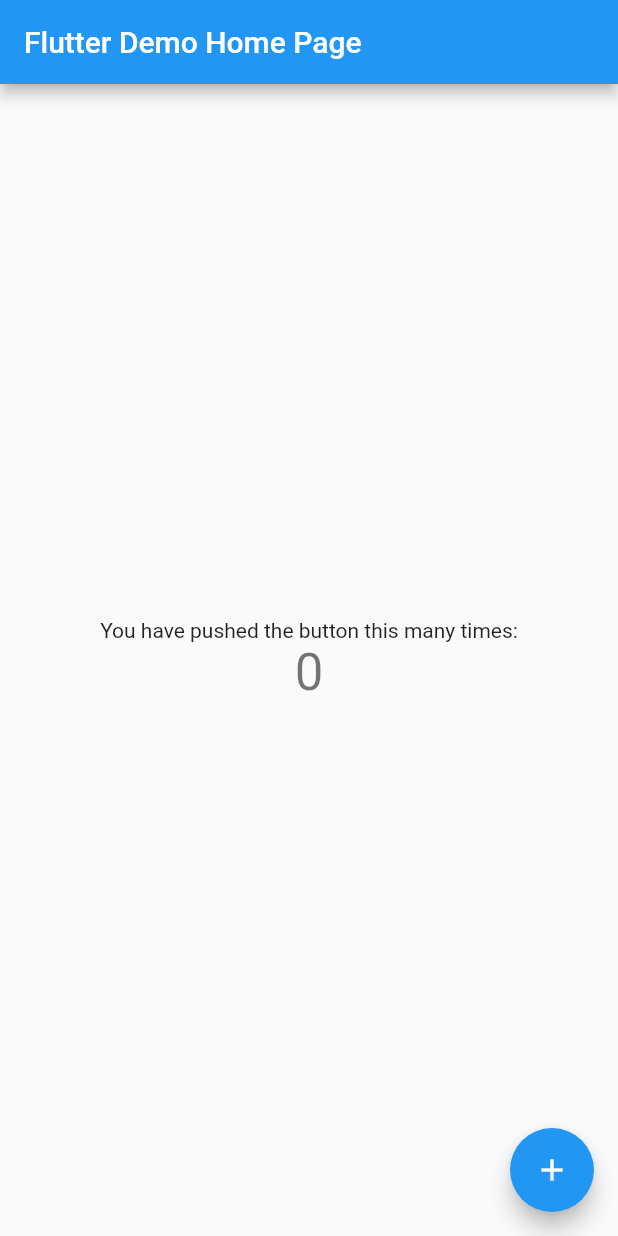
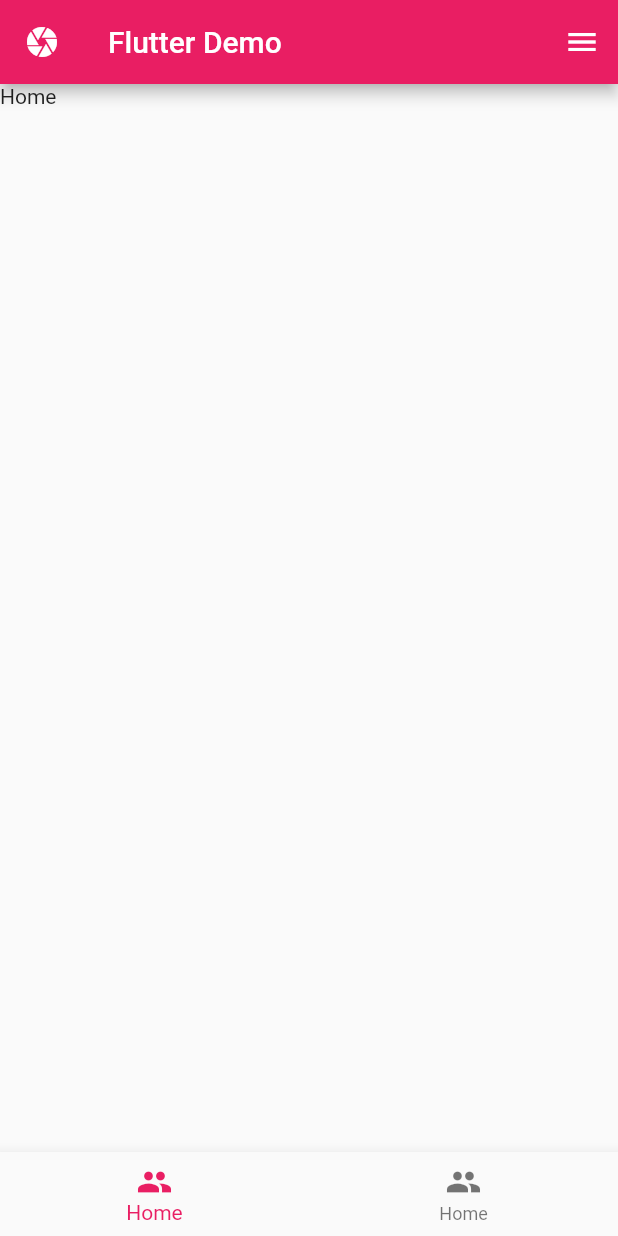
Before and after one commit to Darren-xd/flutter_dome, a Flutter app: the screen it shows after launch, on a phone screen of 412 x 824 dp. Run offline on Flutter 3.47's test engine with Material 2 defaults, Android fonts, the phone set to English and light mode, and no system bars.

Commit message:
基础页面跳转测试

```diff
--- /dev/null
+++ b/lib/home_page.dart
@@ -0,0 +1,56 @@
+import 'package:flutter/material.dart';
+import 'package:flutter_dome/prefile_page.dart';
+
+class HomePage extends StatefulWidget {
+  @override
+  State<StatefulWidget> createState() {
+    return _HomePage();
+  }
+}
+
+class _HomePage extends State<HomePage> {
+  int _selectIndex = 0;
+
+  _bottomChangleIndex(int index) {
+    setState(() {
+      _selectIndex = index;
+    });
+  }
+
+  @override
+  Widget build(BuildContext context) {
+    return Scaffold(
+        appBar: AppBar(
+          title: Text('Flutter Demo'),
+          leading: IconButton(
+            icon: Icon(
+              Icons.camera,
+            ),
+            onPressed: () => {},
+          ),
+          actions: <Widget>[
+            IconButton(
+              icon: Icon(Icons.menu),
+              onPressed: () {
+                Navigator.push(
+                    context,
+                    new MaterialPageRoute(
+                        builder: (context) => new PrefilePage()));
+              },
+            )
+          ],
+        ),
+        body: Text('Home'),
+        bottomNavigationBar: new BottomNavigationBar(
+            currentIndex: _selectIndex,
+            items: [
+              BottomNavigationBarItem(
+                  icon: Icon(Icons.people), title: Text('Home')),
+              BottomNavigationBarItem(
+                  icon: Icon(Icons.people), title: Text('Home'))
+            ],
+            onTap: (index) {
+              _bottomChangleIndex(index);
+            }));
+  }
+}
--- a/lib/main.dart
+++ b/lib/main.dart
@@ -1,4 +1,5 @@
 import 'package:flutter/material.dart';
+import 'package:flutter_dome/home_page.dart';
 
 void main() => runApp(MyApp());
 
@@ -7,105 +8,12 @@ class MyApp extends StatelessWidget {
   @override
   Widget build(BuildContext context) {
     return MaterialApp(
+      debugShowCheckedModeBanner: false,
       title: 'Flutter Demo',
       theme: ThemeData(
-        // This is the theme of your application.
-        //
-        // Try running your application with "flutter run". You'll see the
-        // application has a blue toolbar. Then, without quitting the app, try
-        // changing the primarySwatch below to Colors.green and then invoke
-        // "hot reload" (press "r" in the console where you ran "flutter run",
-        // or simply save your changes to "hot reload" in a Flutter IDE).
-        // Notice that the counter didn't reset back to zero; the application
-        // is not restarted.
-        primarySwatch: Colors.blue,
+        primarySwatch: Colors.pink,
       ),
-      home: MyHomePage(title: 'Flutter Demo Home Page'),
+      home: HomePage(),
     );
   }
 }
-
-class MyHomePage extends StatefulWidget {
-  MyHomePage({Key key, this.title}) : super(key: key);
-
-  // This widget is the home page of your application. It is stateful, meaning
-  // that it has a State object (defined below) that contains fields that affect
-  // how it looks.
-
-  // This class is the configuration for the state. It holds the values (in this
-  // case the title) provided by the parent (in this case the App widget) and
-  // used by the build method of the State. Fields in a Widget subclass are
-  // always marked "final".
-
-  final String title;
-
-  @override
-  _MyHomePageState createState() => _MyHomePageState();
-}
-
-class _MyHomePageState extends State<MyHomePage> {
-  int _counter = 0;
-
-  void _incrementCounter() {
-    setState(() {
-      // This call to setState tells the Flutter framework that something has
-      // changed in this State, which causes it to rerun the build method below
-      // so that the display can reflect the updated values. If we changed
-      // _counter without calling setState(), then the build method would not be
-      // called again, and so nothing would appear to happen.
-      _counter++;
-    });
-  }
-
-  @override
-  Widget build(BuildContext context) {
-    // This method is rerun every time setState is called, for instance as done
-    // by the _incrementCounter method above.
-    //
-    // The Flutter framework has been optimized to make rerunning build methods
-    // fast, so that you can just rebuild anything that needs updating rather
-    // than having to individually change instances of widgets.
-    return Scaffold(
-      appBar: AppBar(
-        // Here we take the value from the MyHomePage object that was created by
-        // the App.build method, and use it to set our appbar title.
-        title: Text(widget.title),
-      ),
-      body: Center(
-        // Center is a layout widget. It takes a single child and positions it
-        // in the middle of the parent.
-        child: Column(
-          // Column is also layout widget. It takes a list of children and
-          // arranges them vertically. By default, it sizes itself to fit its
-          // children horizontally, and tries to be as tall as its parent.
-          //
-          // Invoke "debug painting" (press "p" in the console, choose the
-          // "Toggle Debug Paint" action from the Flutter Inspector in Android
-          // Studio, or the "Toggle Debug Paint" command in Visual Studio Code)
-          // to see the wireframe for each widget.
-          //
-          // Column has various properties to control how it sizes itself and
-          // how it positions its children. Here we use mainAxisAlignment to
-          // center the children vertically; the main axis here is the vertical
-          // axis because Columns are vertical (the cross axis would be
-          // horizontal).
-          mainAxisAlignment: MainAxisAlignment.center,
-          children: <Widget>[
-            Text(
-              'You have pushed the button this many times:',
-            ),
-            Text(
-              '$_counter',
-              style: Theme.of(context).textTheme.display1,
-            ),
-          ],
-        ),
-      ),
-      floatingActionButton: FloatingActionButton(
-        onPressed: _incrementCounter,
-        tooltip: 'Increment',
-        child: Icon(Icons.add),
-      ), // This trailing comma makes auto-formatting nicer for build methods.
-    );
-  }
-}
```
Also changed, not shown: lib/prefile_page.dart (added, +20 -0 lines), 6 other files.
